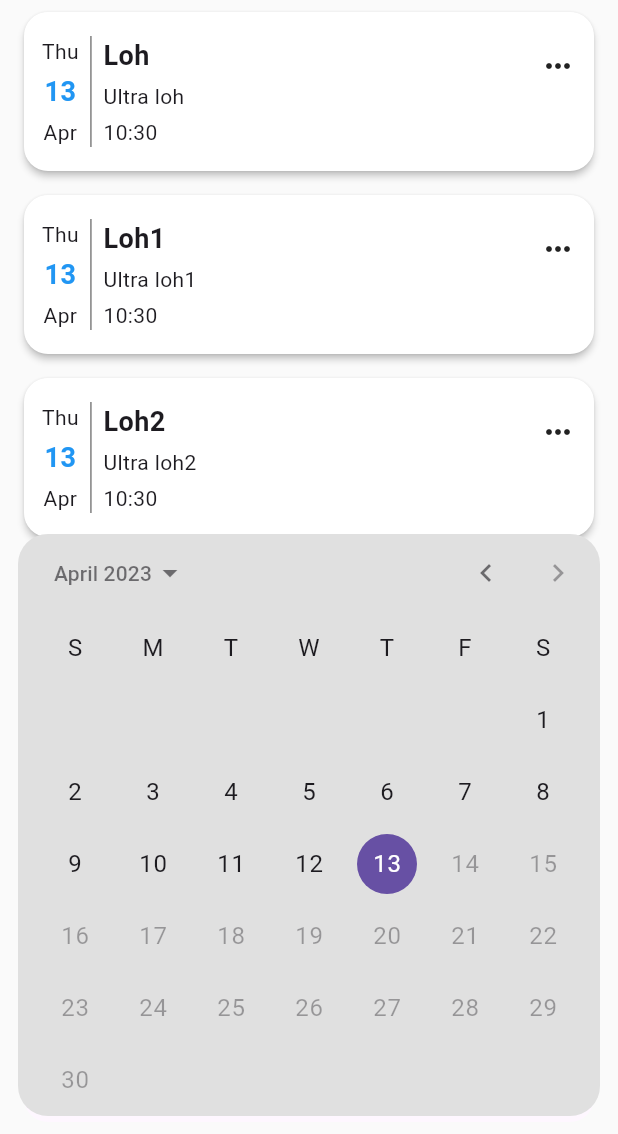
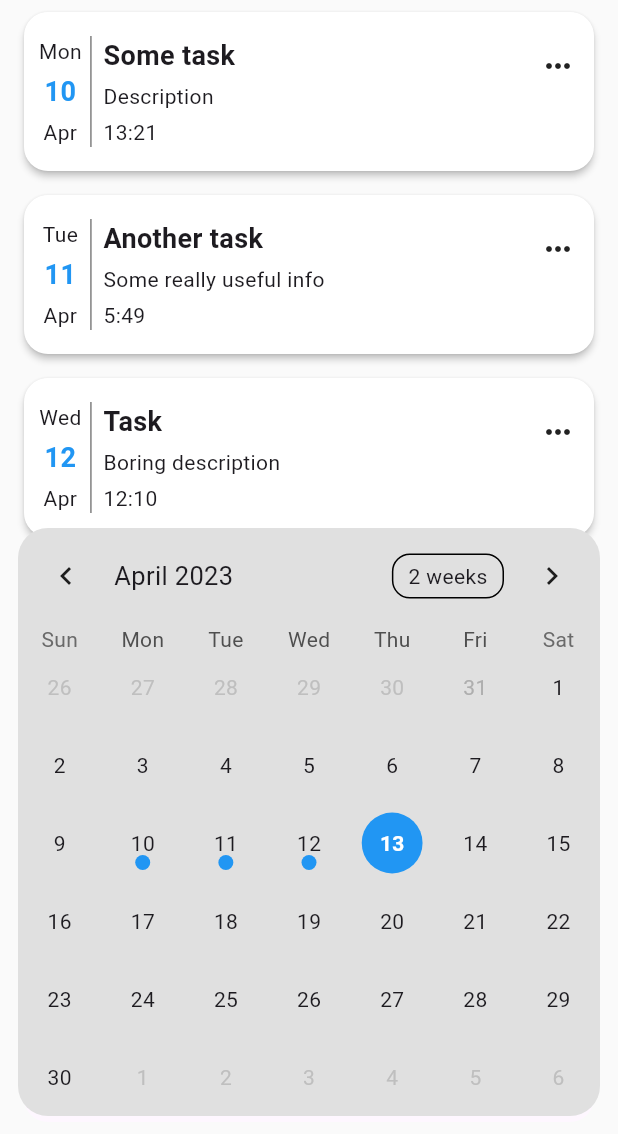
Before and after one commit to tokyolem/emp_2, a Flutter app: the screen it shows after launch, after a tap on the "calendar today" icon, on a phone screen of 412 x 824 dp, the part 102-1236 px from its top. Run offline on Flutter 3.47's test engine with Material 2 defaults, Android fonts, the phone set to English and light mode, and no system bars; drawn by our look-alikes of table_calendar; our stand-ins replace flutter_bloc, freezed_annotation.

Commit message:
new-calendar (#1)

```diff
--- a/lib/src/presentation/utils/constants/labels.dart
+++ b/lib/src/presentation/utils/constants/labels.dart
@@ -3,23 +3,24 @@ import 'package:emp_2/src/domain/models/task_model.dart';
 abstract class Labels {
   static List<TaskModel> tasks = [
     TaskModel(
-        id: 0,
-        title: 'Loh',
-        date: DateTime.now(),
-        description: 'Ultra loh',
-        taskEvent: 'event'),
+      id: 0,
+      title: 'Some task',
+      date: DateTime(2023, 4, 10, 13, 21),
+      description: 'Description',
+      taskEvent: 'event',
+    ),
     TaskModel(
       id: 1,
-      title: 'Loh1',
-      date: DateTime.now(),
-      description: 'Ultra loh1',
+      title: 'Another task',
+      date: DateTime(2023, 4, 11, 5, 49),
+      description: 'Some really useful info',
       taskEvent: 'event',
     ),
     TaskModel(
       id: 2,
-      title: 'Loh2',
-      date: DateTime.now(),
-      description: 'Ultra loh2',
+      title: 'Task',
+      date: DateTime(2023, 4, 12, 12, 10),
+      description: 'Boring description',
       taskEvent: 'event',
     ),
   ];
--- a/lib/src/presentation/widgets/task_add_body.dart
+++ b/lib/src/presentation/widgets/task_add_body.dart
@@ -66,6 +66,7 @@ class TaskAddBody extends StatelessWidget {
                           backgroundColor: Colors.transparent,
                           context: context,
                           builder: (_) => TaskCalendar(
+                            tasks: state.tasks,
                             onValueChanged: (value) => context
                                 .read<AppCubit>()
                                 .onTaskDateChanged(value),
--- a/lib/src/presentation/widgets/task_body.dart
+++ b/lib/src/presentation/widgets/task_body.dart
@@ -1,6 +1,4 @@
-import 'package:emp_2/src/domain/models/task_model.dart';
 import 'package:emp_2/src/presentation/cubit/app_cubit.dart';
-import 'package:emp_2/src/presentation/utils/constants/labels.dart';
 import 'package:emp_2/src/presentation/widgets/task_add_button.dart';
 import 'package:emp_2/src/presentation/widgets/task_card.dart';
 import 'package:emp_2/src/presentation/widgets/task_top_label.dart';
@@ -27,7 +25,9 @@ class _TaskBodyState extends State<TaskBody> {
           child: Column(
             crossAxisAlignment: CrossAxisAlignment.start,
             children: [
-              const TaskTopLabel(),
+              TaskTopLabel(
+                tasks: state.tasks,
+              ),
               Expanded(
                 child: ListView.builder(
                   itemCount: state.tasks.length,
--- a/lib/src/presentation/widgets/task_calendar.dart
+++ b/lib/src/presentation/widgets/task_calendar.dart
@@ -1,14 +1,26 @@
+import 'package:emp_2/src/domain/models/task_model.dart';
 import 'package:emp_2/src/presentation/cubit/app_cubit.dart';
 import 'package:flutter/material.dart';
 import 'package:flutter_bloc/flutter_bloc.dart';
+import 'package:table_calendar/table_calendar.dart';
 
-class TaskCalendar extends StatelessWidget {
+class TaskCalendar extends StatefulWidget {
   final ValueChanged<DateTime> onValueChanged;
+  final List<TaskModel> tasks;
 
   const TaskCalendar({
     required this.onValueChanged,
+    required this.tasks,
     super.key,
   });
+
+  @override
+  State<TaskCalendar> createState() => _TaskCalendarState();
+}
+
+class _TaskCalendarState extends State<TaskCalendar> {
+  DateTime _selectedDay = DateTime.now();
+  DateTime _focusedDay = DateTime.now();
 
   @override
   Widget build(BuildContext context) {
@@ -24,12 +36,104 @@ class TaskCalendar extends StatelessWidget {
               Radius.circular(20),
             ),
           ),
-          child: CalendarDatePicker(
-            initialDate: now,
-            firstDate: now.copyWith(month: now.month - 1),
-            lastDate: now.copyWith(month: now.month),
-            onDateChanged: onValueChanged,
-            initialCalendarMode: DatePickerMode.day,
+          child: TableCalendar(
+            firstDay: now.copyWith(day: 0),
+            focusedDay: _focusedDay,
+            selectedDayPredicate: (day) {
+              return isSameDay(_selectedDay, day);
+            },
+            onDaySelected: (selectedDay, focusedDay) {
+              setState(() {
+                _selectedDay = selectedDay;
+                _focusedDay = focusedDay;
+              });
+              widget.onValueChanged(selectedDay);
+            },
+            lastDay: now.copyWith(day: 30),
+            calendarBuilders: CalendarBuilders(
+              selectedBuilder: (context, day, focusedDay) {
+                final haveTasks =
+                    widget.tasks.any((e) => isSameDay(e.date, day));
+                return Stack(
+                  children: [
+                    Align(
+                      alignment: Alignment.center,
+                      child: Container(
+                        padding: const EdgeInsets.all(12),
+                        decoration: const BoxDecoration(
+                          color: Colors.blue,
+                          shape: BoxShape.circle,
+                        ),
+                        child: Text(
+                          day.day.toString(),
+                          style: const TextStyle(
+                              color: Colors.white, fontWeight: FontWeight.bold),
+                        ),
+                      ),
+                    ),
+                    if (haveTasks)
+                      Align(
+                        alignment: Alignment.bottomCenter,
+                        child: Container(
+                          height: 10,
+                          width: 10,
+                          margin: const EdgeInsets.only(bottom: 8),
+                          decoration: const BoxDecoration(
+                            color: Colors.white,
+                            shape: BoxShape.circle,
+                          ),
+                        ),
+                      ),
+                  ],
+                );
+              },
+              todayBuilder: (context, day, focusedDay) {
+                return Stack(
+                  children: [
+                    Align(
+                      alignment: Alignment.center,
+                      child: Text(day.day.toString()),
+                    ),
+                    if (widget.tasks.any((e) => isSameDay(e.date, day)))
+                      Align(
+                        alignment: Alignment.bottomCenter,
+                        child: Container(
+                          height: 10,
+                          width: 10,
+                          margin: const EdgeInsets.only(bottom: 8),
+                          decoration: const BoxDecoration(
+                            color: Colors.blue,
+                            shape: BoxShape.circle,
+                          ),
+                        ),
+                      ),
+                  ],
+                );
+              },
+              defaultBuilder: (context, day, focusedDay) {
+                return Stack(
+                  children: [
+                    Align(
+                      alignment: Alignment.center,
+                      child: Text(day.day.toString()),
+                    ),
+                    if (widget.tasks.any((e) => isSameDay(e.date, day)))
+                      Align(
+                        alignment: Alignment.bottomCenter,
+                        child: Container(
+                          height: 10,
+                          width: 10,
+                          margin: const EdgeInsets.only(bottom: 8),
+                          decoration: const BoxDecoration(
+                            color: Colors.blue,
+                            shape: BoxShape.circle,
+                          ),
+                        ),
+                      ),
+                  ],
+                );
+              },
+            ),
           ),
         );
       },
--- a/lib/src/presentation/widgets/task_top_label.dart
+++ b/lib/src/presentation/widgets/task_top_label.dart
@@ -1,8 +1,14 @@
+import 'package:emp_2/src/domain/models/task_model.dart';
 import 'package:emp_2/src/presentation/widgets/task_calendar.dart';
 import 'package:flutter/material.dart';
 
 class TaskTopLabel extends StatelessWidget {
-  const TaskTopLabel({super.key});
+  final List<TaskModel> tasks;
+
+  const TaskTopLabel({
+    required this.tasks,
+    super.key,
+  });
 
   @override
   Widget build(BuildContext context) {
@@ -42,6 +48,7 @@ class TaskTopLabel extends StatelessWidget {
                 context: context,
                 builder: (_) => TaskCalendar(
                   onValueChanged: (value) {},
+                  tasks: tasks,
                 ),
               );
             },
--- a/pubspec.yaml
+++ b/pubspec.yaml
@@ -39,6 +39,7 @@ dependencies:
   flutter_bloc: ^8.1.2
   bloc: ^8.1.1
   freezed_annotation: ^2.2.0
+  table_calendar: ^3.0.8
 
 dev_dependencies:
   flutter_test:
```
Also changed, not shown: pubspec.lock.
